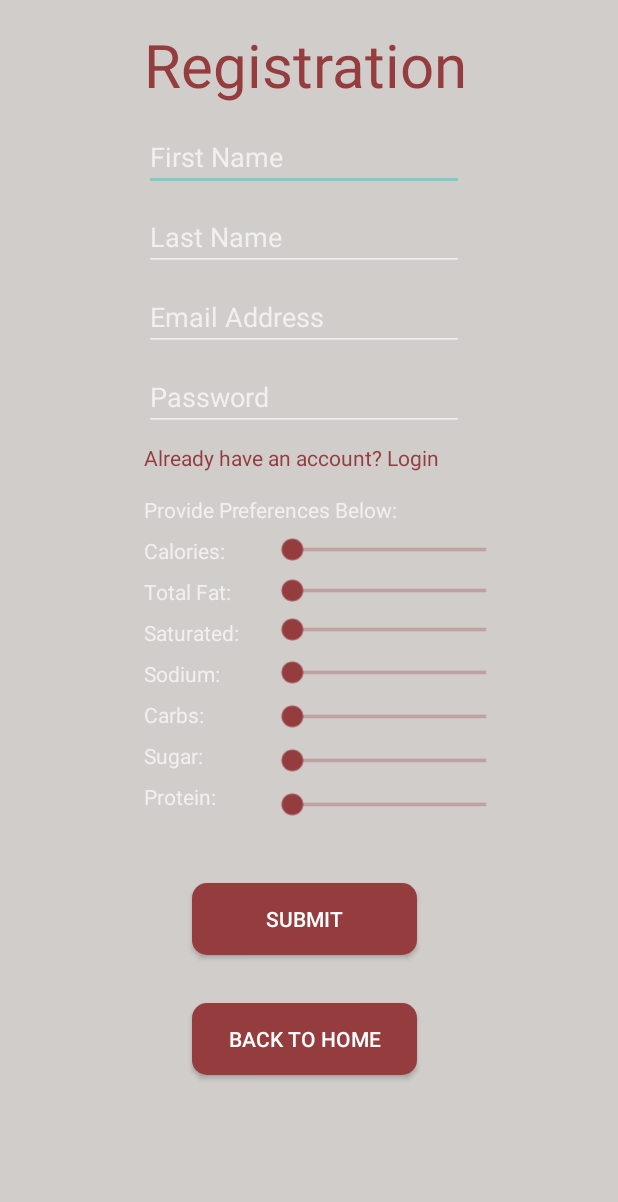
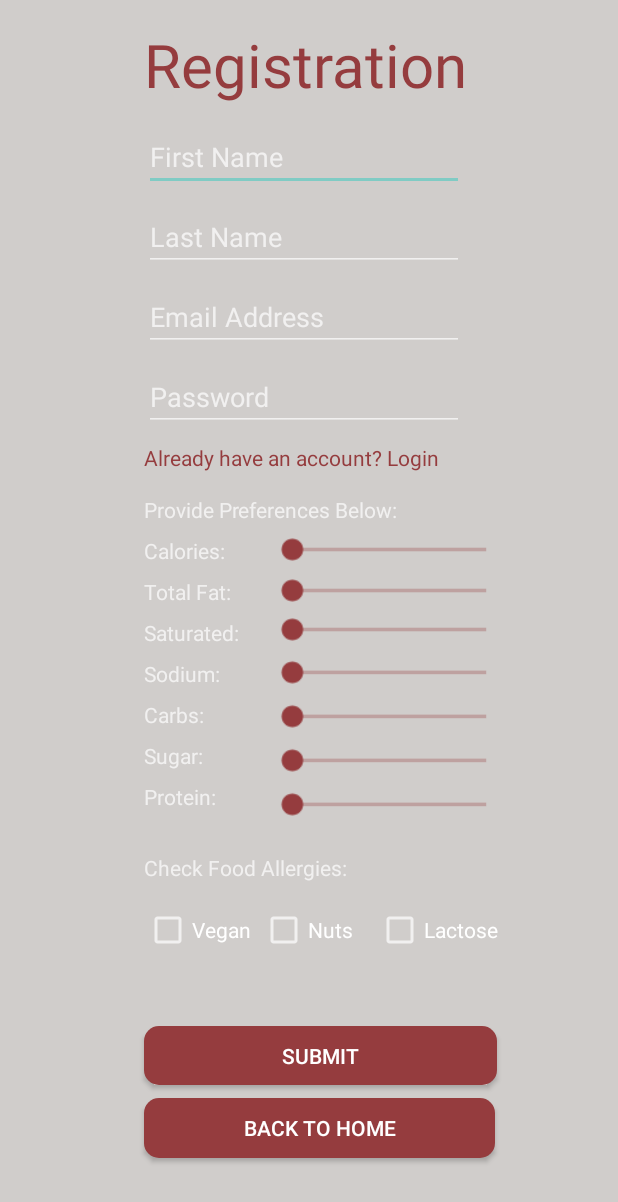
Before and after one commit to 05786K/delphiApp, an Android app: the signUpActivity screen opened directly, with no data from a screen before it, on a phone screen of 412 x 824 dp. Shown: the top 1202 px of the screen. Run offline under Robolectric (Android 15) with nearby library versions, the phone set to English and light mode, and no system bars.

Commit message:
Added filter to user signup

```diff
--- a/app/src/main/java/com/example/delphidisplays/retrofit/RetrofitService.java
+++ b/app/src/main/java/com/example/delphidisplays/retrofit/RetrofitService.java
@@ -15,7 +15,7 @@ public class RetrofitService {
 
     private void initializeRetrofit() {
         retrofit = new Retrofit.Builder()
-                .baseUrl("http://11.22.23.131:9083")
+                .baseUrl("http://192.168.56.1:8080/")
                 .addConverterFactory(GsonConverterFactory.create(new Gson()))
                 .build();
     }
--- a/app/src/main/java/com/example/delphidisplays/retrofit/UserApi.java
+++ b/app/src/main/java/com/example/delphidisplays/retrofit/UserApi.java
@@ -1,6 +1,9 @@
 package com.example.delphidisplays.retrofit;
 
+import com.example.delphidisplays.model.Preferences;
 import com.example.delphidisplays.model.User;
+
+import java.util.ArrayList;
 
 import okhttp3.ResponseBody;
 import retrofit2.Call;
@@ -12,7 +15,7 @@ import retrofit2.http.POST;
 
 public interface UserApi {
     @FormUrlEncoded
-    @POST("/delphi/login")
+    @POST("/delphi/users/login")
     Call<User> loginUser(
             @Field("email") String email,
             @Field("password") String password
@@ -21,20 +24,23 @@ public interface UserApi {
 
     //register user endpoint
     @FormUrlEncoded
-    @POST("/delphi/register")
+    @POST("/delphi/users/register")
     Call<ResponseBody> registerUser(
             @Field("first_name") String first_name,
             @Field("last_name") String last_name,
             @Field("email") String email,
             @Field("password") String password,
-            @Field("calories") String calories,
-            @Field("total_fat") String total_fat,
-            @Field("saturated_fat") String saturated_fat,
-            @Field("sodium") String sodium,
-            @Field("carbohydrates") String carbohydrates,
-            @Field("sugars") String sugars,
-            @Field("protein") String protein
+            @Field("calories") int calories,
+            @Field("total_fat") int total_fat,
+            @Field("saturated_fat") int saturated_fat,
+            @Field("sodium") int sodium,
+            @Field("carbohydrates") int carbohydrates,
+            @Field("sugars") int sugars,
+            @Field("protein") int protein,
+            @Field("filters") ArrayList<String> filters
 
-    ); //userObject is send to REST
+            ); //userObject is send to REST  @FormUrlEncoded
+
+
 
 }
--- a/app/src/main/java/com/example/delphidisplays/signInActivity.java
+++ b/app/src/main/java/com/example/delphidisplays/signInActivity.java
@@ -82,7 +82,7 @@ public class signInActivity extends AppCompatActivity {
                             Intent goToProfile = new Intent(signInActivity.this, userProfile.class);
 
                             goToProfile.putExtra("first_name", user.getFirst_name());
-                            goToProfile.putExtra("last_name", user.getLast_name());
+                            goToProfile.putExtra("user_id", user.getUser_id());
                             goToProfile.putExtra("email", user.getEmail());
 
                             //start activity
--- a/app/src/main/res/layout/activity_sign_up2.xml
+++ b/app/src/main/res/layout/activity_sign_up2.xml
@@ -5,36 +5,39 @@
     android:layout_width="match_parent"
     android:layout_height="match_parent"
     android:background="@color/gray"
-    tools:layout_editor_absoluteX="0dp"
-    tools:layout_editor_absoluteY="-51dp">
+    tools:layout_editor_absoluteX="1dp"
+    tools:layout_editor_absoluteY="32dp">
 
 
-    <!--    <CheckBox-->
-    <!--        android:id="@+id/nuts_checkbox9"-->
-    <!--        android:layout_width="77dp"-->
-    <!--        android:layout_height="32dp"-->
-    <!--        android:width="150dp"-->
-    <!--        android:text="Milk"-->
-    <!--        tools:layout_editor_absoluteX="96dp"-->
-    <!--        tools:layout_editor_absoluteY="599dp" />-->
+    <CheckBox
+        android:id="@+id/lactose_checkbox_input"
+        android:layout_width="105dp"
+        android:layout_height="32dp"
+        android:layout_marginTop="16dp"
+        android:width="150dp"
+        android:text="Lactose"
+        app:layout_constraintStart_toEndOf="@+id/nuts_checkbox_input"
+        app:layout_constraintTop_toBottomOf="@+id/preferences_title3" />
 
-    <!--    <CheckBox-->
-    <!--        android:id="@+id/nuts_checkbox10"-->
-    <!--        android:layout_width="77dp"-->
-    <!--        android:layout_height="32dp"-->
-    <!--        android:width="150dp"-->
-    <!--        android:text="Eggs"-->
-    <!--        tools:layout_editor_absoluteX="173dp"-->
-    <!--        tools:layout_editor_absoluteY="601dp" />-->
+    <CheckBox
+        android:id="@+id/nuts_checkbox_input"
+        android:layout_width="77dp"
+        android:layout_height="32dp"
+        android:layout_marginTop="16dp"
+        android:width="150dp"
+        android:text="Nuts"
+        app:layout_constraintStart_toEndOf="@+id/vegan_checkbox_input"
+        app:layout_constraintTop_toBottomOf="@+id/preferences_title3" />
 
-    <!--    <CheckBox-->
-    <!--        android:id="@+id/nuts_checkbox11"-->
-    <!--        android:layout_width="105dp"-->
-    <!--        android:layout_height="32dp"-->
-    <!--        android:width="150dp"-->
-    <!--        android:text="Lactose"-->
-    <!--        tools:layout_editor_absoluteX="250dp"-->
-    <!--        tools:layout_editor_absoluteY="601dp" />-->
+    <CheckBox
+        android:id="@+id/vegan_checkbox_input"
+        android:layout_width="77dp"
+        android:layout_height="32dp"
+        android:layout_marginTop="16dp"
+        android:width="150dp"
+        android:text="Vegan"
+        app:layout_constraintStart_toStartOf="@+id/preferences_title3"
+        app:layout_constraintTop_toBottomOf="@+id/preferences_title3" />
 
     <TextView
         android:id="@+id/textView3"
@@ -90,6 +93,16 @@
         android:text="Provide Preferences Below:"
         app:layout_constraintStart_toStartOf="@+id/message1"
         app:layout_constraintTop_toBottomOf="@+id/message1" />
+
+    <TextView
+        android:id="@+id/preferences_title3"
+        android:layout_width="wrap_content"
+        android:layout_height="wrap_content"
+
+        android:layout_marginTop="28dp"
+        android:text="Check Food Allergies:"
+        app:layout_constraintStart_toStartOf="@+id/protein_title"
+        app:layout_constraintTop_toBottomOf="@+id/protein_title" />
 
     <EditText
         android:id="@+id/email_input"
@@ -306,23 +319,22 @@
 
     <Button
         android:id="@+id/submit_btn"
-        android:layout_width="wrap_content"
-        android:layout_height="wrap_content"
-        android:layout_marginStart="32dp"
+        android:layout_width="235dp"
+        android:layout_height="39dp"
         android:layout_marginTop="48dp"
         android:width="150dp"
         android:height="0dp"
         android:background="@drawable/btn_style"
         android:padding="10dp"
         android:text="SUBMIT"
-        app:layout_constraintStart_toStartOf="@+id/protein_title"
-        app:layout_constraintTop_toBottomOf="@+id/protein_title" />
+        app:layout_constraintStart_toStartOf="@+id/vegan_checkbox_input"
+        app:layout_constraintTop_toBottomOf="@+id/nuts_checkbox_input" />
 
     <Button
         android:id="@+id/back_to_home_btn"
-        android:layout_width="wrap_content"
-        android:layout_height="wrap_content"
-        android:layout_marginTop="32dp"
+        android:layout_width="234dp"
+        android:layout_height="40dp"
+        android:layout_marginTop="48dp"
         android:width="150dp"
         android:height="20dp"
         android:background="@drawable/btn_style"
@@ -330,7 +342,7 @@
         android:padding="10dp"
         android:text="Back to Home"
         app:layout_constraintStart_toStartOf="@+id/submit_btn"
-        app:layout_constraintTop_toBottomOf="@+id/submit_btn" />
+        app:layout_constraintTop_toTopOf="@+id/submit_btn" />
 
     <androidx.constraintlayout.widget.Guideline
         android:id="@+id/guideline4"
@@ -340,44 +352,18 @@
         app:layout_constraintGuide_begin="20dp" />
 
     <androidx.constraintlayout.widget.Guideline
-        android:id="@+id/guideline5"
+        android:id="@+id/guideline19"
         android:layout_width="wrap_content"
         android:layout_height="wrap_content"
         android:orientation="vertical"
         app:layout_constraintGuide_begin="20dp" />
 
     <androidx.constraintlayout.widget.Guideline
-        android:id="@+id/guideline6"
+        android:id="@+id/guideline20"
         android:layout_width="wrap_content"
         android:layout_height="wrap_content"
         android:orientation="vertical"
         app:layout_constraintGuide_begin="20dp" />
 
-    <!--    <CheckBox-->
-    <!--        android:id="@+id/nuts_checkbox"-->
-    <!--        android:layout_width="77dp"-->
-    <!--        android:layout_height="32dp"-->
-    <!--        android:width="150dp"-->
-    <!--        android:text="Nuts"-->
-    <!--        tools:layout_editor_absoluteX="96dp"-->
-    <!--        tools:layout_editor_absoluteY="567dp" />-->
-
-    <!--    <CheckBox-->
-    <!--        android:id="@+id/nuts_checkbox6"-->
-    <!--        android:layout_width="94dp"-->
-    <!--        android:layout_height="34dp"-->
-    <!--        android:text="Chicken"-->
-    <!--        tools:layout_editor_absoluteX="173dp"-->
-    <!--        tools:layout_editor_absoluteY="567dp" />-->
-
-    <!--    <CheckBox-->
-    <!--        android:id="@+id/nuts_checkbox7"-->
-    <!--        android:layout_width="77dp"-->
-    <!--        android:layout_height="32dp"-->
-    <!--        android:width="150dp"-->
-    <!--        android:text="Pork"-->
-    <!--        tools:layout_editor_absoluteX="267dp"-->
-    <!--        tools:layout_editor_absoluteY="567dp" />-->
-
 
 </androidx.constraintlayout.widget.ConstraintLayout>
--- a/app/src/main/res/layout/activity_user_profile.xml
+++ b/app/src/main/res/layout/activity_user_profile.xml
@@ -42,7 +42,7 @@
         app:layout_constraintTop_toBottomOf="@+id/first_name_tv" />
 
     <EditText
-        android:id="@+id/phone_tv"
+        android:id="@+id/user_tv"
         android:layout_width="wrap_content"
         android:layout_height="wrap_content"
         android:layout_marginTop="24dp"
@@ -70,8 +70,8 @@
         android:background="@drawable/btn_style"
         android:padding="10dp"
         android:text="SIGN OUT"
-        app:layout_constraintStart_toStartOf="@+id/phone_tv"
-        app:layout_constraintTop_toBottomOf="@+id/phone_tv" />
+        app:layout_constraintStart_toStartOf="@+id/user_tv"
+        app:layout_constraintTop_toBottomOf="@+id/user_tv" />
 
     <androidx.constraintlayout.widget.Guideline
         android:id="@+id/guideline9"
```
Also changed, not shown: app/src/main/java/com/example/delphidisplays/model/Preferences.java (added, +17 -0 lines), app/src/main/java/com/example/delphidisplays/model/User.java (+75 -103 lines), app/src/main/java/com/example/delphidisplays/signUpActivity.java (+29 -15 lines), app/src/main/java/com/example/delphidisplays/userProfile.java (+7 -9 lines).
